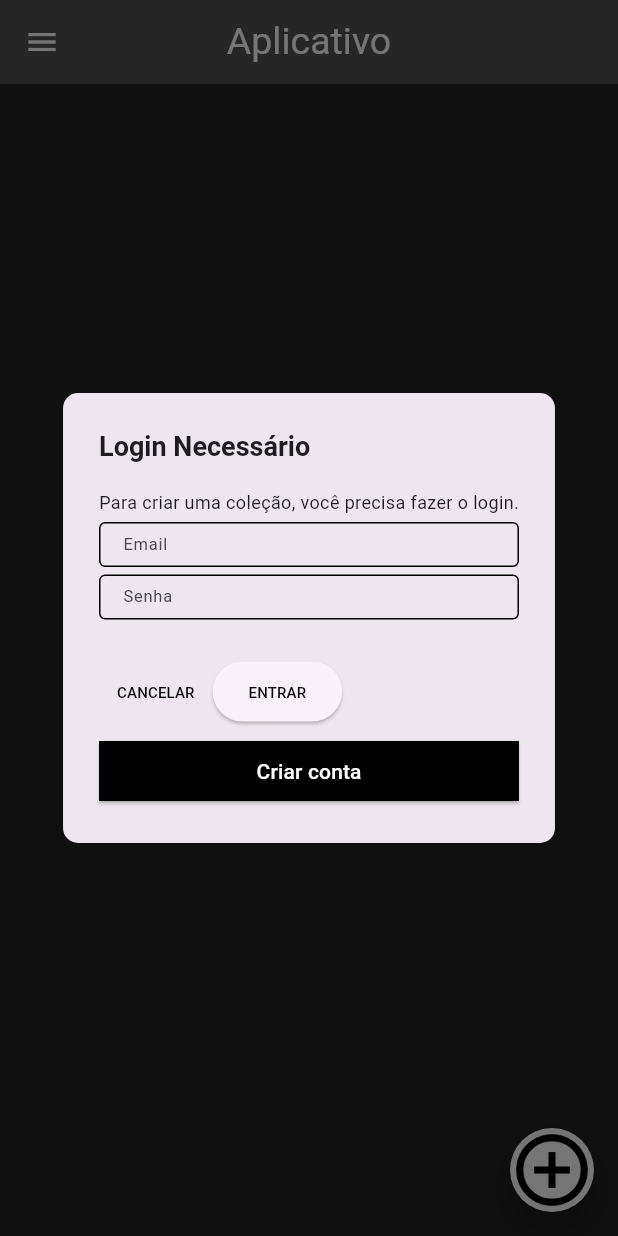
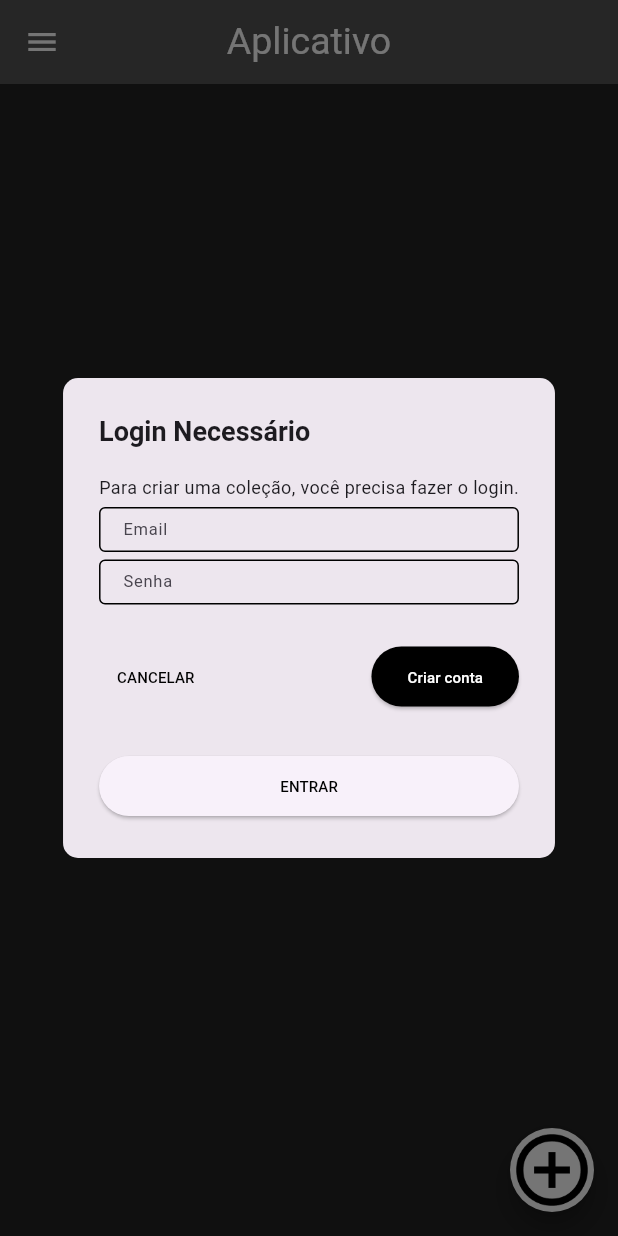
Before and after one commit to Vitor-Alvess/flashcard_app, a Flutter app: the screen it shows after launch, after a tap on "Fazer Login", on a phone screen of 412 x 824 dp. Run offline on Flutter 3.47's test engine with Material 3 defaults, Android fonts, the phone set to English and light mode, and no system bars; our stand-ins replace cloud_firestore, firebase_auth, firebase_core, flutter_bloc, image_picker; accounts and stored records are empty.

Commit message:
ix: login persistance

```diff
--- a/lib/provider/firestore_user_provider.dart
+++ b/lib/provider/firestore_user_provider.dart
@@ -10,8 +10,8 @@ class FirestoreUserProvider {
 
   String usersDocRef = "default";
 
-  dynamic insertUser(User user) {
-    userCollection.doc(usersDocRef).collection("users").add(user.toMap());
+  Future<void> insertUser(User user) async {
+    await userCollection.doc(usersDocRef).collection("users").add(user.toMap());
   }
 
   Future<User?> findUserByEmail(String email) async {
--- a/lib/view/login_dialog.dart
+++ b/lib/view/login_dialog.dart
@@ -112,6 +112,7 @@ class _LoginDialogState extends State<LoginDialog> {
         Column(
           children: [
             Row(
+              mainAxisAlignment: MainAxisAlignment.spaceBetween,
               children: [
                 TextButton(
                   child: const Text(
@@ -123,30 +124,10 @@ class _LoginDialogState extends State<LoginDialog> {
                   },
                 ),
                 ElevatedButton(
-                  child: const Text(
-                    "ENTRAR",
-                    style: TextStyle(color: Colors.black, fontSize: 10),
+                  style: ElevatedButton.styleFrom(
+                    shape: RoundedRectangleBorder(
+                      borderRadius: BorderRadius.circular(20),
                     ),
-                  onPressed: () {
-                    if (formKey.currentState!.validate()) {
-                      BlocProvider.of<AuthBloc>(context).add(
-                        LoginUser(
-                          username: emailController.text.trim(),
-                          password: passwordController.text.trim(),
-                        ),
-                      );
-                      Navigator.of(context).pop();
-                    }
-                  },
-                ),
-              ],
-            ),
-            SizedBox(height: 5),
-            SizedBox(
-              width: double.infinity,
-              child: ElevatedButton(
-                style: ElevatedButton.styleFrom(
-                  shape: ContinuousRectangleBorder(),
                     backgroundColor: Colors.black,
                   ),
                   onPressed: () async {
@@ -164,8 +145,30 @@ class _LoginDialogState extends State<LoginDialog> {
                   },
                   child: const Text(
                     "Criar conta",
-                  style: TextStyle(color: Colors.white),
+                    style: TextStyle(color: Colors.white, fontSize: 10),
                   ),
+                ),
+              ],
+            ),
+            const SizedBox(height: 25),
+            SizedBox(
+              width: double.infinity,
+              child: ElevatedButton(
+                child: const Text(
+                  "ENTRAR",
+                  style: TextStyle(color: Colors.black, fontSize: 10),
+                ),
+                onPressed: () {
+                  if (formKey.currentState!.validate()) {
+                    BlocProvider.of<AuthBloc>(context).add(
+                      LoginUser(
+                        username: emailController.text.trim(),
+                        password: passwordController.text.trim(),
+                      ),
+                    );
+                    Navigator.of(context).pop();
+                  }
+                },
               ),
             ),
           ],
--- a/lib/view/main_page.dart
+++ b/lib/view/main_page.dart
@@ -1195,8 +1195,29 @@ class _MainPageState extends State<MainPage> {
           _userFuture = FirestoreUserProvider.helper.findUserByEmail(
             state.username,
           );
+          _userFuture
+              ?.then((user) {
+                if (mounted && user != null) {
+                  setState(() {
+                    _user = user;
+                  });
+                }
+              })
+              .catchError((error) {
+                // Se não encontrar o usuário, mantém vazio
+                if (mounted) {
+                  setState(() {
+                    _user = User.empty();
+                  });
+                }
+              });
         } else {
           _userFuture = null;
+          if (mounted) {
+            setState(() {
+              _user = User.empty();
+            });
+          }
         }
 
         if (mounted) setState(() {});
```
Also changed, not shown: lib/view/create_account_page.dart (+26 -9 lines). Lines whose indentation alone changed are shown as unchanged.
